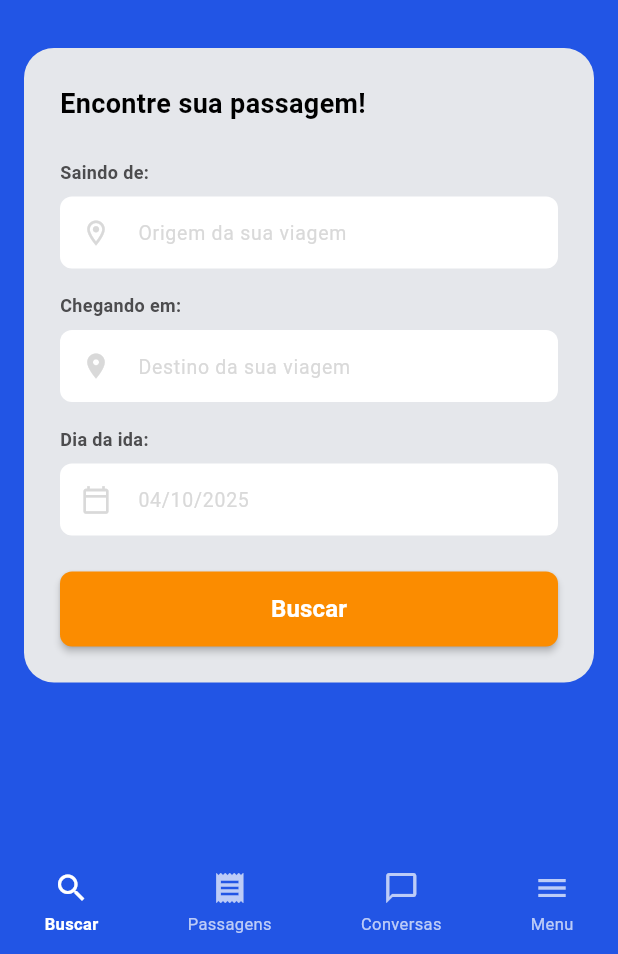
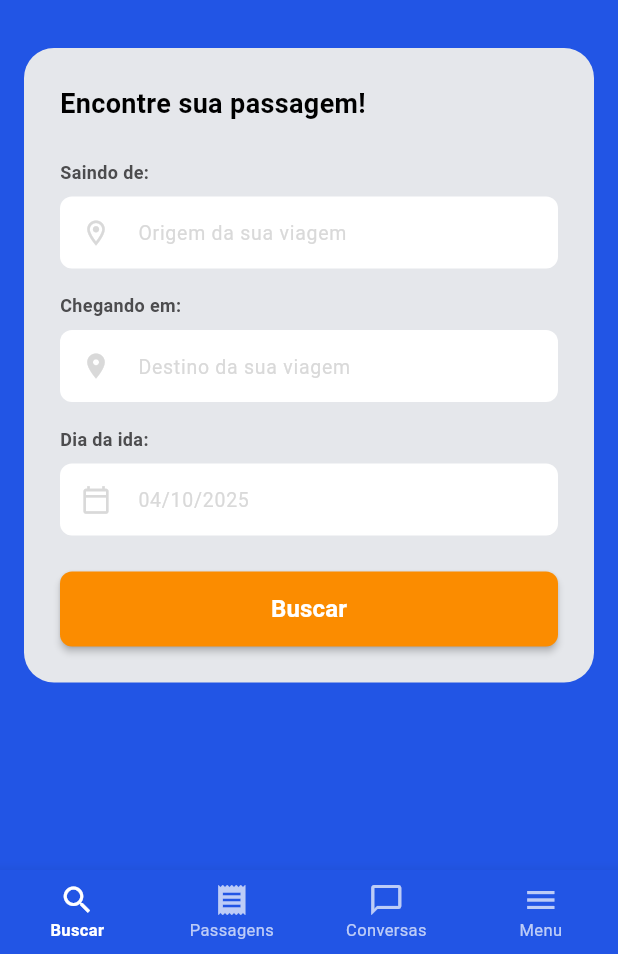
Before and after one commit to DUDU-files/gorotas_client, a Flutter app: the HomePage screen opened by its route, on a phone screen of 412 x 824 dp, the part 282-1236 px from its top. Run offline on Flutter 3.47's test engine with Material 3 defaults, Android fonts, the phone set to English and light mode, and no system bars; our stand-ins replace cloud_firestore, firebase_auth, firebase_core; accounts and stored records are empty.

Commit message:
Modificações de segurança e navbar

```diff
--- a/lib/widgets/bottom_menu.dart
+++ b/lib/widgets/bottom_menu.dart
@@ -11,94 +11,27 @@ class BottomMenu extends StatelessWidget {
     required this.onItemSelected,
   });
 
-  void _handleMenuTap(BuildContext context, int index) {
-    onItemSelected(index);
-  }
-
   @override
   Widget build(BuildContext context) {
-    return Container(
-      color: AppColors.primaryBlue,
-      child: Row(
-        mainAxisAlignment: MainAxisAlignment.spaceAround,
-        children: [
-          _MenuItem(
-            icon: Icons.search,
-            label: 'Buscar',
-            isSelected: currentIndex == 0,
-            onTap: () => _handleMenuTap(context, 0),
-          ),
-          _MenuItem(
-            icon: Icons.receipt,
-            label: 'Passagens',
-            isSelected: currentIndex == 1,
-            onTap: () => _handleMenuTap(context, 1),
-          ),
-          _MenuItem(
-            icon: Icons.chat_bubble_outline,
-            label: 'Conversas',
-            isSelected: currentIndex == 2,
-            onTap: () => _handleMenuTap(context, 2),
-          ),
-          _MenuItem(
-            icon: Icons.menu,
-            label: 'Menu',
-            isSelected: currentIndex == 3,
-            onTap: () => _handleMenuTap(context, 3),
-          ),
-        ],
-      ),
+    return BottomNavigationBar(
+      currentIndex: currentIndex,
+      onTap: onItemSelected,
+      type: BottomNavigationBarType.fixed,
+      backgroundColor: AppColors.primaryBlue,
+      selectedItemColor: AppColors.white,
+      unselectedItemColor: Colors.white70,
+      selectedFontSize: 11,
+      unselectedFontSize: 11,
+      selectedLabelStyle: const TextStyle(fontWeight: FontWeight.w600),
+      items: const [
+        BottomNavigationBarItem(icon: Icon(Icons.search), label: 'Buscar'),
+        BottomNavigationBarItem(icon: Icon(Icons.receipt), label: 'Passagens'),
+        BottomNavigationBarItem(
+          icon: Icon(Icons.chat_bubble_outline),
+          label: 'Conversas',
+        ),
+        BottomNavigationBarItem(icon: Icon(Icons.menu), label: 'Menu'),
+      ],
     );
   }
 }
-
-class _MenuItem extends StatelessWidget {
-  final IconData icon;
-  final String label;
-  final bool isSelected;
-  final VoidCallback onTap;
-
-  const _MenuItem({
-    required this.icon,
-    required this.label,
-    required this.isSelected,
-    required this.onTap,
-  });
-
-  @override
-  Widget build(BuildContext context) {
-    return Flexible(
-      child: Material(
-        color: Colors.transparent,
-        child: InkWell(
-          onTap: onTap,
-          child: Padding(
-            padding: const EdgeInsets.symmetric(
-              vertical: 12.0,
-              horizontal: 8.0,
-            ),
-            child: Column(
-              mainAxisSize: MainAxisSize.min,
-              children: [
-                Icon(
-                  icon,
-                  color: isSelected ? AppColors.white : Colors.white70,
-                  size: 24,
-                ),
-                const SizedBox(height: 4),
-                Text(
-                  label,
-                  style: TextStyle(
-                    color: isSelected ? AppColors.white : Colors.white70,
-                    fontSize: 11,
-                    fontWeight: isSelected ? FontWeight.w600 : FontWeight.w400,
-                  ),
-                ),
-              ],
-            ),
-          ),
-        ),
-      ),
-    );
-  }
-}
```
Also changed, not shown: 4 other files.
